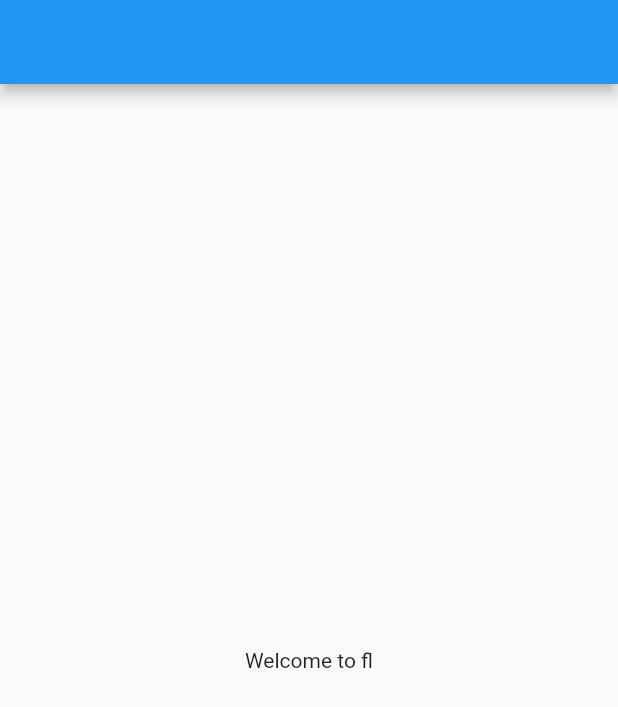
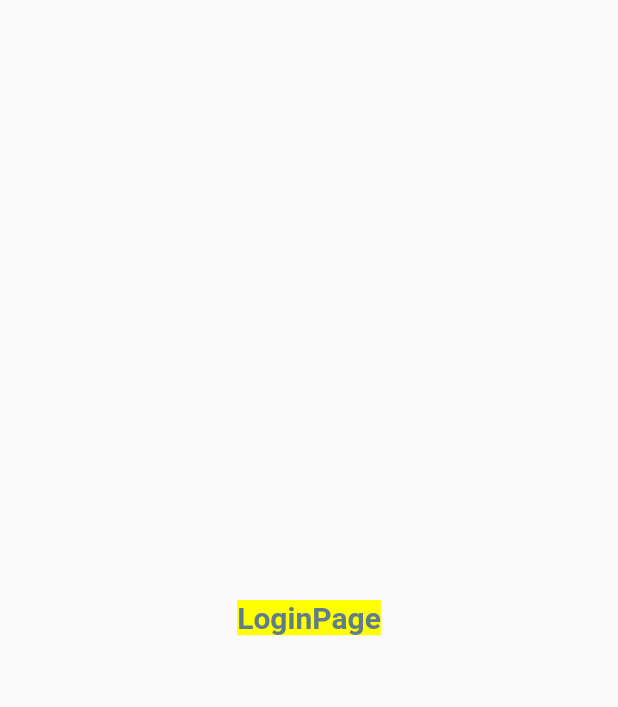
Before and after one commit to rifat7916/first, a Flutter app: the screen it shows after launch, on a phone screen of 412 x 824 dp. Shown: the top 707 px of the screen. Run offline on Flutter 3.47's test engine with Material 2 defaults, Android fonts, the phone set to English and light mode, and no system bars.

Commit message:
day 3 complete

```diff
--- a/analysis_options.yaml
+++ b/analysis_options.yaml
@@ -7,7 +7,7 @@
 
 # The following line activates a set of recommended lints for Flutter apps,
 # packages, and plugins designed to encourage good coding practices.
-include: package:flutter_lints/flutter.yaml
+# include: package:flutter_lints/flutter.yaml
 
 linter:
   # The lint rules applied to this project can be customized in the
--- a/lib/main.dart
+++ b/lib/main.dart
@@ -1,6 +1,7 @@
-import 'package:fluter_catalog/home_page.dart';
+import 'package:fluter_catalog/pages/home_page.dart';
+import 'package:fluter_catalog/pages/login_page.dart';
 import 'package:flutter/material.dart';
-import 'home_page.dart';
+import 'package:fluter_catalog/pages/home_page.dart';
 
 void main() {
   runApp(MyApp());
@@ -12,7 +13,14 @@
   @override
   Widget build(BuildContext context) {
     return MaterialApp(
-      home: Homepage(),
+      themeMode: ThemeMode.light,
+      theme: ThemeData(primarySwatch: Colors.deepPurple),
+
+      routes: {
+        "/" : (context) => LoginPage(),
+        "/home" :(context) => Homepage(),
+        "login" :(context) => LoginPage(),
+      },
     );
   }
 }
--- a/lib/home_page.dart
+++ b/lib/pages/home_page.dart
@@ -6,14 +6,16 @@
   @override
   Widget build(BuildContext context) {
     return Scaffold(
-      appBar: AppBar(),
+      appBar: AppBar(
+        title: Text("Catalog App"),
+      ),
         body: Center(
             child: Container(
       child: Text("Welcome to fl"),
-      )
-       )
+      ),
+       ),
 
-
+     drawer: Drawer(),
     );
 
   }
--- /dev/null
+++ b/lib/pages/login_page.dart
@@ -0,0 +1,22 @@
+import 'package:flutter/material.dart';
+
+ class LoginPage extends StatelessWidget {
+
+
+  @override
+  Widget build(BuildContext context) {
+    return Material(
+      child: Center(
+        child: Text(
+          "LoginPage",
+          style: TextStyle(
+            fontSize: 20,
+            color: Colors.blueGrey,
+            backgroundColor: Colors.yellowAccent,
+            fontWeight: FontWeight.bold,
+          ),
+        ),
+      )
+    );
+  }
+}
```
